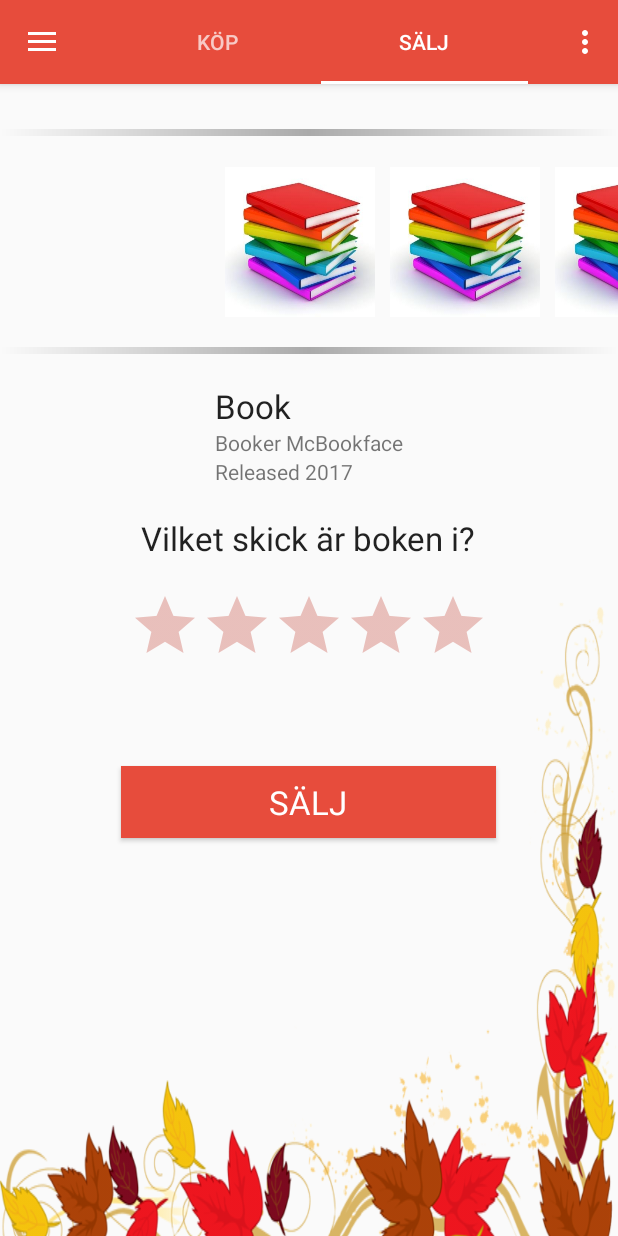
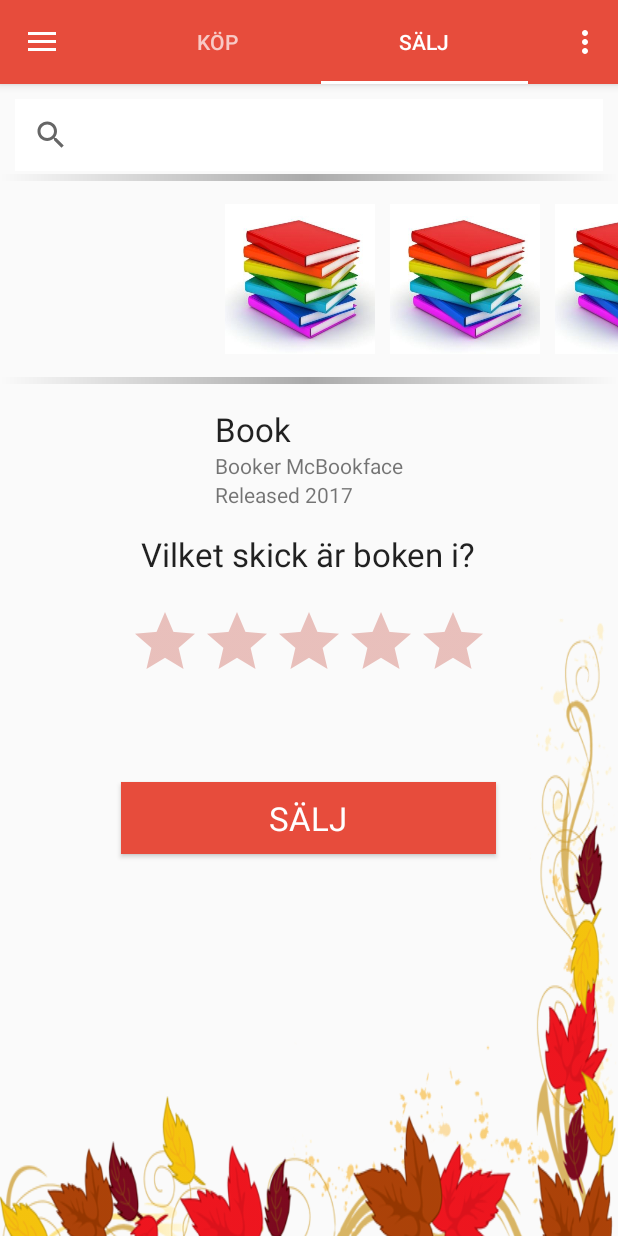
Before and after one commit to MrZtone/Hazel, an Android app: the screen it shows after launch (MainActivity), tab 2 chosen, on a phone screen of 412 x 824 dp. Run offline under Robolectric (Android 15) with nearby library versions, the phone set to English and light mode, and no system bars; 1 statement that could not run was skipped.

Commit message:
search bar off

```diff
--- a/app/src/main/res/layout/sell.xml
+++ b/app/src/main/res/layout/sell.xml
@@ -3,13 +3,26 @@
     android:orientation="vertical" android:layout_width="match_parent"
     android:layout_height="match_parent">
 
+    <SearchView
+        android:layout_width="fill_parent"
+        android:layout_height="wrap_content"
+        android:id="@+id/searchView2"
+        android:layout_alignParentTop="true"
+        android:layout_centerHorizontal="true"
+        android:background="#ffffff"
+        android:clickable="true"
+        android:layout_marginLeft="10dp"
+        android:layout_marginRight="10dp"
+        android:layout_gravity="center"
+        android:layout_marginTop="10dp" />
+
     <HorizontalScrollView
         android:layout_width="wrap_content"
-        android:layout_height="150dp"
+        android:layout_height="140dp"
         android:id="@+id/horizontalScrollView"
         android:layout_alignParentTop="true"
         android:layout_centerHorizontal="true"
-        android:layout_marginTop="30dp"
+        android:layout_marginTop="60dp"
         android:fillViewport="false"
         android:background="@drawable/bookborder">
 
@@ -61,7 +74,7 @@
         android:layout_below="@+id/horizontalScrollView"
         android:layout_centerHorizontal="true"
         android:id="@+id/relativeLayout"
-        android:layout_marginTop="20dp">
+        android:layout_marginTop="15dp">
 
         <TextView android:layout_width="wrap_content" android:layout_height="wrap_content"
             android:text="Book"
@@ -92,7 +105,7 @@
         android:layout_height="wrap_content"
         android:layout_below="@+id/relativeLayout"
         android:layout_centerHorizontal="true"
-        android:layout_marginTop="20dp"
+        android:layout_marginTop="15dp"
         android:background="@drawable/fallleaves">
 
         <TextView
```
